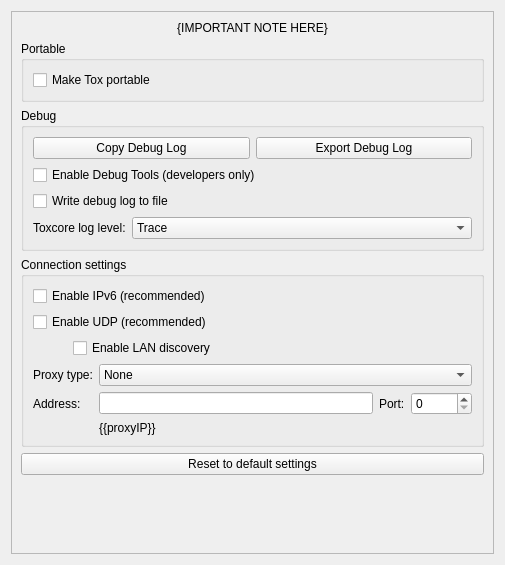
Old version of the form src/widget/form/settings/advancedsettings.ui in the repository TokTok/qTox.
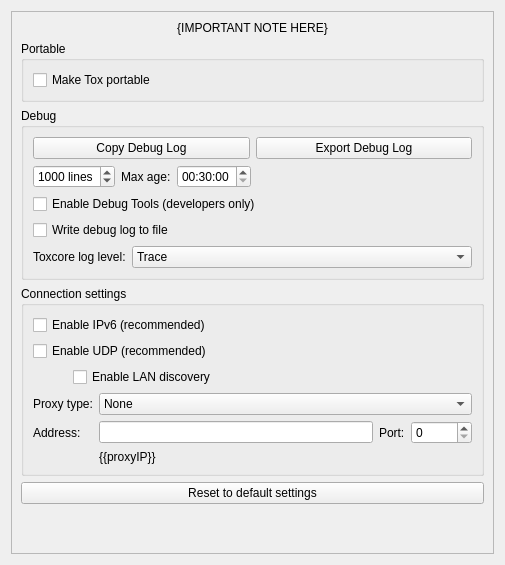
New version of the form. Custom widgets are drawn as their Qt base class.

Diff of the .ui file:
```diff
--- a/src/widget/form/settings/advancedsettings.ui
+++ b/src/widget/form/settings/advancedsettings.ui
@@ -93,6 +93,63 @@
               </item>
              </layout>
             </item>
+            <item>
+             <layout class="QHBoxLayout" name="horizontalLayout_3">
+              <item>
+               <widget class="QSpinBox" name="maxLogLines">
+                <property name="toolTip">
+                 <string>Maximum number of lines to copy into the clipboard when pressing &quot;Copy Debug Log&quot;.</string>
+                </property>
+                <property name="suffix">
+                 <string> lines</string>
+                </property>
+                <property name="minimum">
+                 <number>10</number>
+                </property>
+                <property name="maximum">
+                 <number>5000</number>
+                </property>
+                <property name="value">
+                 <number>1000</number>
+                </property>
+               </widget>
+              </item>
+              <item>
+               <widget class="QLabel" name="maxLogAgeLabel">
+                <property name="toolTip">
+                 <string>Maximum age (in hours/minutes) of log lines to copy into the clipboard when pressing &quot;Copy Debug Log&quot;.</string>
+                </property>
+                <property name="text">
+                 <string>Max age:</string>
+                </property>
+               </widget>
+              </item>
+              <item>
+               <widget class="QTimeEdit" name="maxLogAge">
+                <property name="time">
+                 <time>
+                  <hour>0</hour>
+                  <minute>30</minute>
+                  <second>0</second>
+                 </time>
+                </property>
+               </widget>
+              </item>
+              <item>
+               <spacer name="horizontalSpacer">
+                <property name="orientation">
+                 <enum>Qt::Orientation::Horizontal</enum>
+                </property>
+                <property name="sizeHint" stdset="0">
+                 <size>
+                  <width>40</width>
+                  <height>20</height>
+                 </size>
+                </property>
+               </spacer>
+              </item>
+             </layout>
+            </item>
             <item>
              <widget class="QCheckBox" name="cbEnableDebug">
               <property name="text">
```
